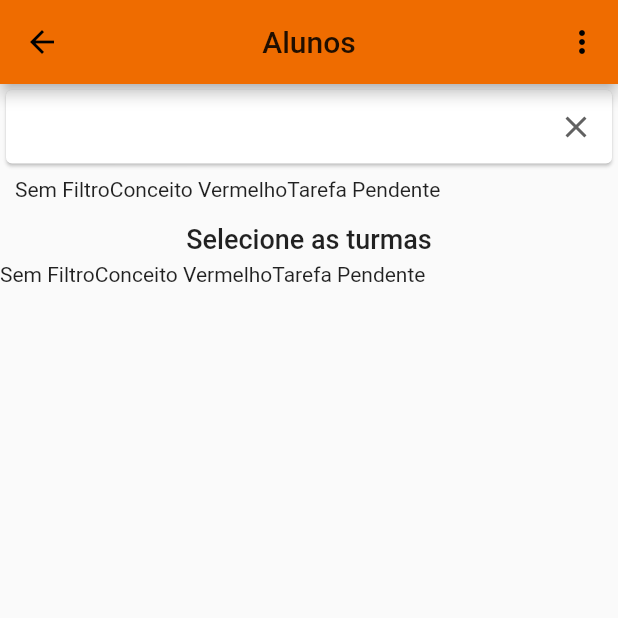
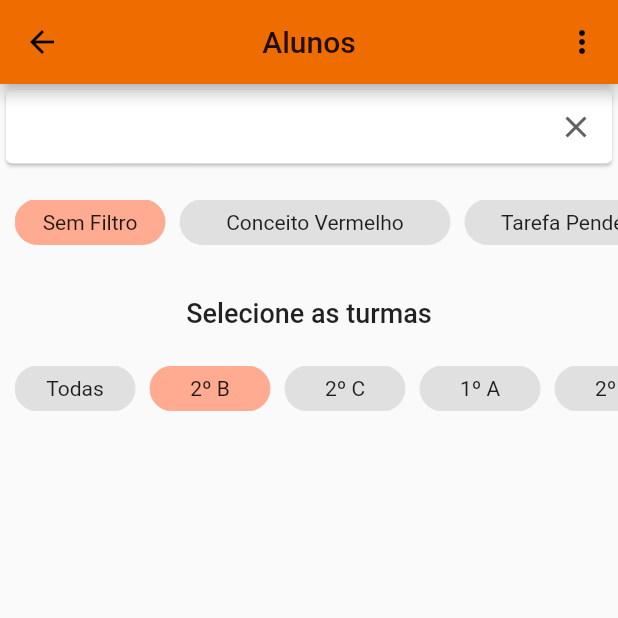
Before and after one commit to Fernando-Braulio/XMS, a Flutter app: the ListStudent screen opened by its route, on a phone screen of 412 x 824 dp, the top half of it. Run offline on Flutter 3.47's test engine with Material 2 defaults, Android fonts, the phone set to English and light mode, and no system bars; our stand-ins replace get, simple_animations.

Commit message:
layout header listview horizontal

```diff
--- /dev/null
+++ b/lib/widgets/filter_widget.dart
@@ -0,0 +1,35 @@
+import 'package:flutter/material.dart';
+
+class FilterWidget extends StatelessWidget {
+  final String text;
+  final bool active;
+  final double _width;
+
+  const FilterWidget(this.text, this.active, this._width);
+
+  @override
+  Widget build(BuildContext context) {
+    return Padding(
+      padding: EdgeInsets.only(right: 10.0),
+      child: Container(
+          alignment: Alignment.center,
+          decoration: BoxDecoration(
+            color: active ? Colors.deepOrange[200] : Colors.grey[300],
+            border: Border.all(
+              color: active ? const Color(0xFFFFAB91) : const Color(0xFFE0E0E0),
+              width: 0.0,
+            ),
+            borderRadius: BorderRadius.all(
+              Radius.circular(15.0),
+            ),
+          ),
+          width: _width,
+          // color: Colors.blue,
+          child: Padding(
+            padding: EdgeInsets.fromLTRB(
+                10.0, 5.0, 10.0, 5.0), //EdgeInsets.all(5.0),
+            child: Text(text),
+          )),
+    );
+  }
+}
--- a/lib/widgets/list_student.dart
+++ b/lib/widgets/list_student.dart
@@ -1,4 +1,5 @@
 import 'package:flutter/material.dart';
+import 'package:xms/widgets/filter_widget.dart';
 // import 'package:get/get.dart';
 // import 'package:xms/repository/student_repository.dart';
 // import 'package:xms/date/student_date.dart';
@@ -47,27 +48,42 @@ class _ListStudentState extends State<ListStudent> {
                 ),
               ),
               Padding(
-                padding: EdgeInsets.fromLTRB(10.0, 5.0, 0.0, 15.0),
-                child: Row(
-                  children: <Widget>[
-                    Text("Sem Filtro"),
-                    Text("Conceito Vermelho"),
-                    Text("Tarefa Pendente"),
-                    // Text("Baixo Engajamento"),
-                  ],
+                padding: EdgeInsets.fromLTRB(10.0, 0.0, 0.0, 15.0),
+                child: Container(
+                  margin: EdgeInsets.symmetric(vertical: 20.0),
+                  height: 30.0,
+                  child: ListView(
+                    scrollDirection: Axis.horizontal,
+                    children: <Widget>[
+                      FilterWidget('Sem Filtro', true, 100.0),
+                      FilterWidget('Conceito Vermelho', false, 180.0),
+                      FilterWidget('Tarefa Pendente', false, 150.0),
+                      FilterWidget('Baixo Engajamento', false, 180.0),
+                    ],
+                  ),
                 ),
               ),
               Text("Selecione as turmas",
                   style:
                       TextStyle(fontWeight: FontWeight.w500, fontSize: 18.0)),
               SizedBox(height: 5),
-              Row(
-                children: <Widget>[
-                  Text("Sem Filtro"),
-                  Text("Conceito Vermelho"),
-                  Text("Tarefa Pendente"),
-                  // Text("Baixo Engajamento"),
-                ],
+              Padding(
+                padding: EdgeInsets.fromLTRB(10.0, 0.0, 0.0, 15.0),
+                child: Container(
+                  margin: EdgeInsets.symmetric(vertical: 20.0),
+                  height: 30.0,
+                  child: ListView(
+                    scrollDirection: Axis.horizontal,
+                    children: <Widget>[
+                      FilterWidget('Todas', false, 80.0),
+                      FilterWidget('2º B', true, 80.0),
+                      FilterWidget('2º C', false, 80.0),
+                      FilterWidget('1º A', false, 80.0),
+                      FilterWidget('2º A', false, 80.0),
+                      FilterWidget('1º C', false, 80.0),
+                    ],
+                  ),
+                ),
               ),
             ],
           ),
```
